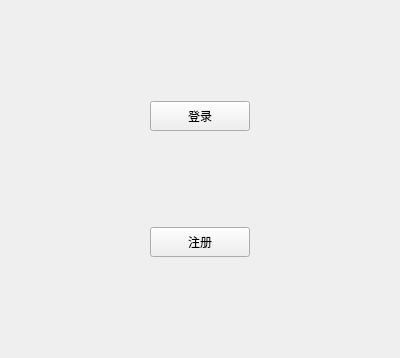
The window that SnailIOTMonitoring/userManager/launchscrren.ui (leirujie/SnailIOTMonitoring) describes before a commit, drawn with Qt 5.
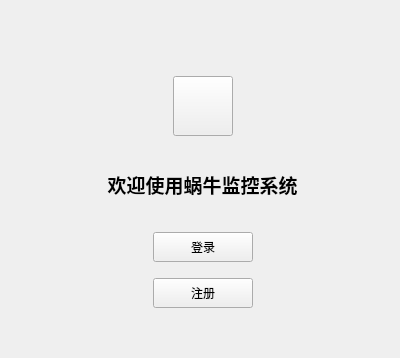
The same window after the commit. Icons and pictures are not drawn.

What changed in the file:
```diff
--- a/SnailIOTMonitoring/userManager/launchscrren.ui
+++ b/SnailIOTMonitoring/userManager/launchscrren.ui
@@ -13,11 +13,23 @@
   <property name="windowTitle">
    <string>Form</string>
   </property>
-  <layout class="QGridLayout" name="gridLayout">
-   <item row="1" column="0">
-    <layout class="QHBoxLayout" name="horizontalLayout_10">
+  <layout class="QGridLayout" name="gridLayout_2" rowstretch="1,4" rowminimumheight="1,4">
+   <property name="leftMargin">
+    <number>33</number>
+   </property>
+   <property name="topMargin">
+    <number>76</number>
+   </property>
+   <property name="rightMargin">
+    <number>28</number>
+   </property>
+   <property name="bottomMargin">
+    <number>50</number>
+   </property>
+   <item row="0" column="0">
+    <layout class="QHBoxLayout" name="horizontalLayout_2">
      <item>
-      <spacer name="horizontalSpacer_19">
+      <spacer name="horizontalSpacer">
        <property name="orientation">
         <enum>Qt::Horizontal</enum>
        </property>
@@ -30,26 +42,23 @@
       </spacer>
      </item>
      <item>
-      <widget class="QPushButton" name="register_btn">
+      <widget class="QPushButton" name="pushButton">
        <property name="minimumSize">
         <size>
-         <width>100</width>
-         <height>30</height>
+         <width>60</width>
+         <height>60</height>
         </size>
        </property>
-       <property name="maximumSize">
-        <size>
-         <width>100</width>
-         <height>30</height>
-        </size>
+       <property name="styleSheet">
+        <string notr="true">border-image: url(:/image/woniu.png);</string>
        </property>
        <property name="text">
-        <string>注册</string>
+        <string/>
        </property>
       </widget>
      </item>
      <item>
-      <spacer name="horizontalSpacer_20">
+      <spacer name="horizontalSpacer_2">
        <property name="orientation">
         <enum>Qt::Horizontal</enum>
        </property>
@@ -63,8 +72,10 @@
      </item>
     </layout>
    </item>
-   <item row="0" column="0">
-    <layout class="QHBoxLayout" name="horizontalLayout_9">
+   <item row="1" column="0">
+    <layout class="QGridLayout" name="gridLayout" rowstretch="1,0">
+     <item row="1" column="0">
+      <layout class="QHBoxLayout" name="horizontalLayout">
      <item>
       <spacer name="horizontalSpacer_17">
        <property name="orientation">
@@ -79,11 +90,13 @@
       </spacer>
      </item>
      <item>
+        <layout class="QVBoxLayout" name="verticalLayout">
+         <item>
       <widget class="QPushButton" name="userPwdLogin_btn">
        <property name="minimumSize">
         <size>
          <width>100</width>
-         <height>0</height>
+             <height>30</height>
         </size>
        </property>
        <property name="maximumSize">
@@ -98,6 +111,40 @@
       </widget>
      </item>
      <item>
+          <spacer name="verticalSpacer">
+           <property name="orientation">
+            <enum>Qt::Vertical</enum>
+           </property>
+           <property name="sizeHint" stdset="0">
+            <size>
+             <width>20</width>
+             <height>10</height>
+            </size>
+           </property>
+          </spacer>
+         </item>
+         <item>
+          <widget class="QPushButton" name="register_btn">
+           <property name="minimumSize">
+            <size>
+             <width>100</width>
+             <height>30</height>
+            </size>
+           </property>
+           <property name="maximumSize">
+            <size>
+             <width>100</width>
+             <height>30</height>
+            </size>
+           </property>
+           <property name="text">
+            <string>注册</string>
+           </property>
+          </widget>
+         </item>
+        </layout>
+       </item>
+       <item>
       <spacer name="horizontalSpacer_18">
        <property name="orientation">
         <enum>Qt::Horizontal</enum>
@@ -109,6 +156,25 @@
         </size>
        </property>
       </spacer>
+       </item>
+      </layout>
+     </item>
+     <item row="0" column="0">
+      <widget class="QLabel" name="label">
+       <property name="font">
+        <font>
+         <pointsize>14</pointsize>
+         <weight>75</weight>
+         <bold>true</bold>
+        </font>
+       </property>
+       <property name="text">
+        <string>欢迎使用蜗牛监控系统</string>
+       </property>
+       <property name="alignment">
+        <set>Qt::AlignCenter</set>
+       </property>
+      </widget>
      </item>
     </layout>
    </item>
```
Lines whose indentation alone changed are shown as unchanged.
